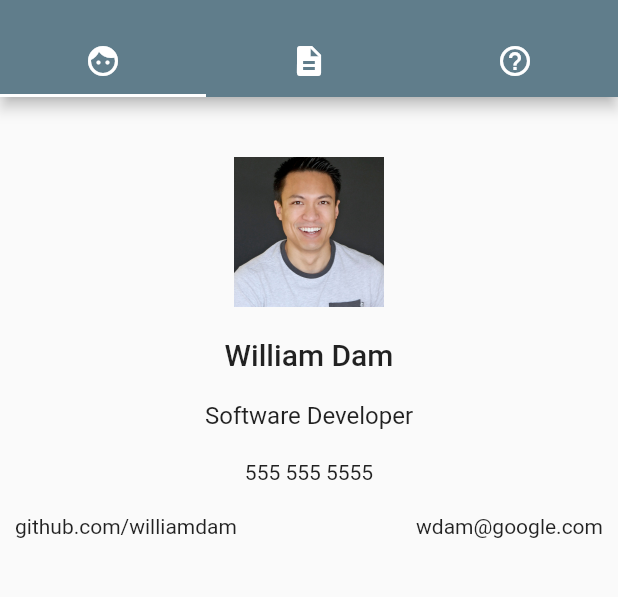
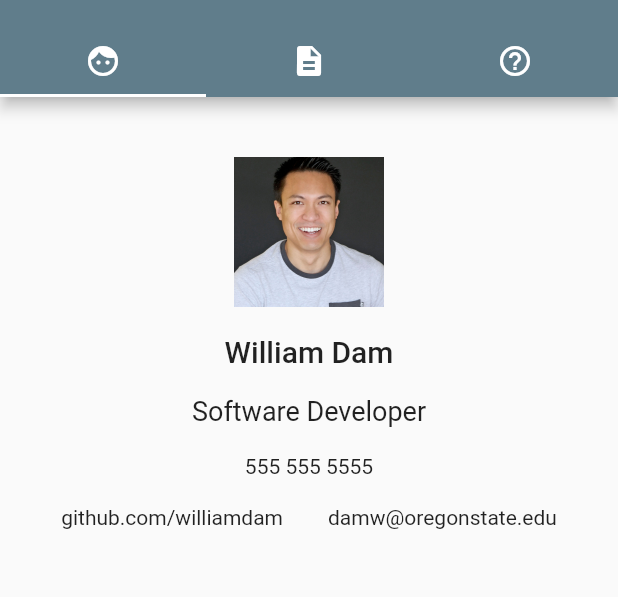
Before and after one commit to williamdam/call_me_maybe, a Flutter app: the screen it shows after launch, after a tap on "555 555 5555", on a phone screen of 412 x 824 dp, the part 59-656 px from its top. Run offline on Flutter 3.47's test engine with Material 2 defaults, Android fonts, the phone set to English and light mode, and no system bars.

Commit message:
Refactor business_card

```diff
--- a/lib/business_card.dart
+++ b/lib/business_card.dart
@@ -4,15 +4,36 @@ import 'package:url_launcher/url_launcher.dart';
 class BusinessCard extends StatelessWidget {
   @override
   Widget build(BuildContext context) {
-    return SingleChildScrollView(
-      child: Padding(
-        padding: const EdgeInsets.only(top: 30.0),
+    return Padding(
+      padding: const EdgeInsets.all(10.0),
+      child: SafeArea(
+        child: SingleChildScrollView(
           child: Column(
-          //mainAxisAlignment: MainAxisAlignment.center,
-          children: [
-            Padding(
-              padding: const EdgeInsets.all(10.0),
-              child: Row(
+            children: businessCardProfile()
+          ),
+        ),
+      ),
+    );
+  }
+}
+
+List<Widget> businessCardProfile() {
+  return [
+    SizedBox(height: 30.0),
+    profilePic(imageURL: 'assets/images/william-dam.jpg'),
+    SizedBox(height: 18.0),
+    profileInfo(info: 'William Dam', isName: true),
+    SizedBox(height: 18.0),
+    profileInfo(info: 'Software Developer', isName: false),
+    SizedBox(height: 18.0),
+    phoneNumber(number: 5555555555),
+    SizedBox(height: 18.0),
+    webInfo(github: 'github.com/williamdam', email: 'damw@oregonstate.edu')
+  ];
+}
+
+Widget profilePic({String imageURL}) {
+  return Row(
     mainAxisAlignment: MainAxisAlignment.center,
     children: [
       SizedBox(
@@ -21,57 +42,44 @@ class BusinessCard extends StatelessWidget {
         height: 100
       )
     ],
-              ),
-            ),
-            Padding(
-              padding: const EdgeInsets.all(10.0),
-              child: Row(
+  );
+}
+
+Widget profileInfo({String info, bool isName}) {
+
+  return Row(
     mainAxisAlignment: MainAxisAlignment.center,
     children: [
-                  Center(
-                    child: Text('William Dam', style: TextStyle(fontWeight: FontWeight.w500, fontSize: 20.0)),
-                  )
+      Text(info, style: TextStyle(fontWeight: isName ? FontWeight.w500 : FontWeight.normal, fontSize: isName ? 20.0 : 18.0))
     ],
-              ),
-            ),
-            Padding(
-              padding: const EdgeInsets.all(10.0),
-              child: Row(
+  );
+}
+
+Widget phoneNumber({int number}) {
+
+  String smsLaunchURL = 'sms:' + number.toString();
+  String formattedNumber;
+  formattedNumber = number.toString().substring(0, 3);
+  formattedNumber += ' ' + number.toString().substring(3, 6);
+  formattedNumber += ' ' + number.toString().substring(6, 10);
+
+  return Row(
     mainAxisAlignment: MainAxisAlignment.center,
     children: [
-                  Center(
-                    child: Text('Software Developer', style: TextStyle(fontSize: 16.0)),
-                  )
+      GestureDetector(onTap: () => launch(smsLaunchURL), child: Text(formattedNumber))
     ],
-              ),
-            ),
-            Padding(
-              padding: const EdgeInsets.all(10.0),
-              child: Row(
+  );
+}
+
+Widget webInfo({String github, String email}) {
+  return Row(
     mainAxisAlignment: MainAxisAlignment.center,
-                children: [
-                  Center(
-                    child: GestureDetector(onTap: () => launch('sms:5555555555'), child: Text('555 555 5555')),
-                  )
-                ],
-              ),
-            ),
-            Padding(
-              padding: const EdgeInsets.all(10.0),
-              child: Row(
-                mainAxisAlignment: MainAxisAlignment.spaceBetween,
     children: [
 
       Text('github.com/williamdam'),
-
-                    Text('wdam@google.com'),
+      SizedBox(width: 30.0),
+      Text('damw@oregonstate.edu'),
 
     ],
-              ),
-            )
-          ]
-        ),
-      ),
   );
 }
-}
```
Lines whose indentation alone changed are shown as unchanged.
